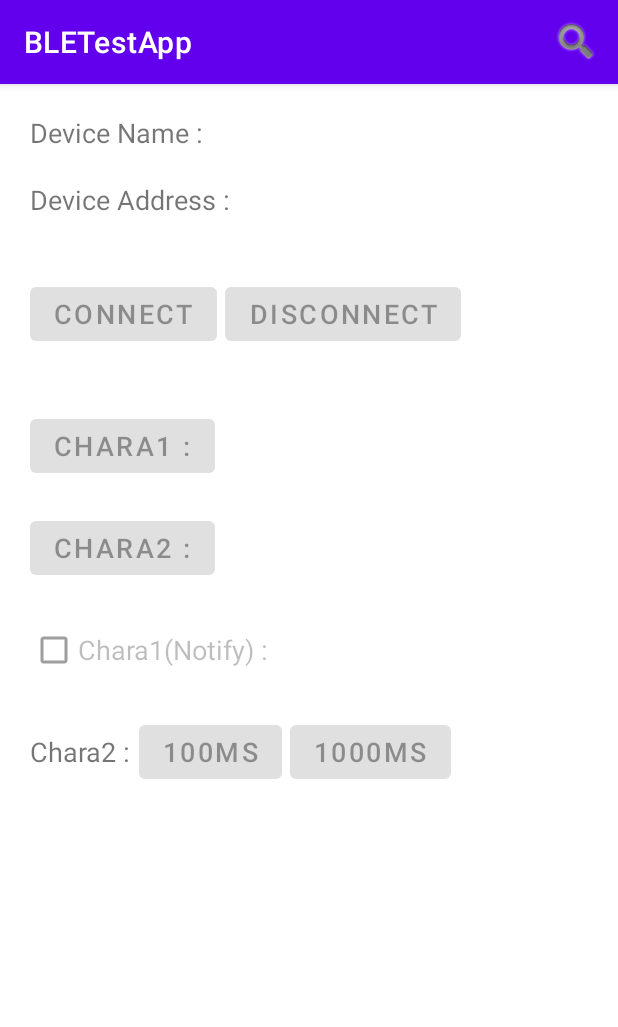
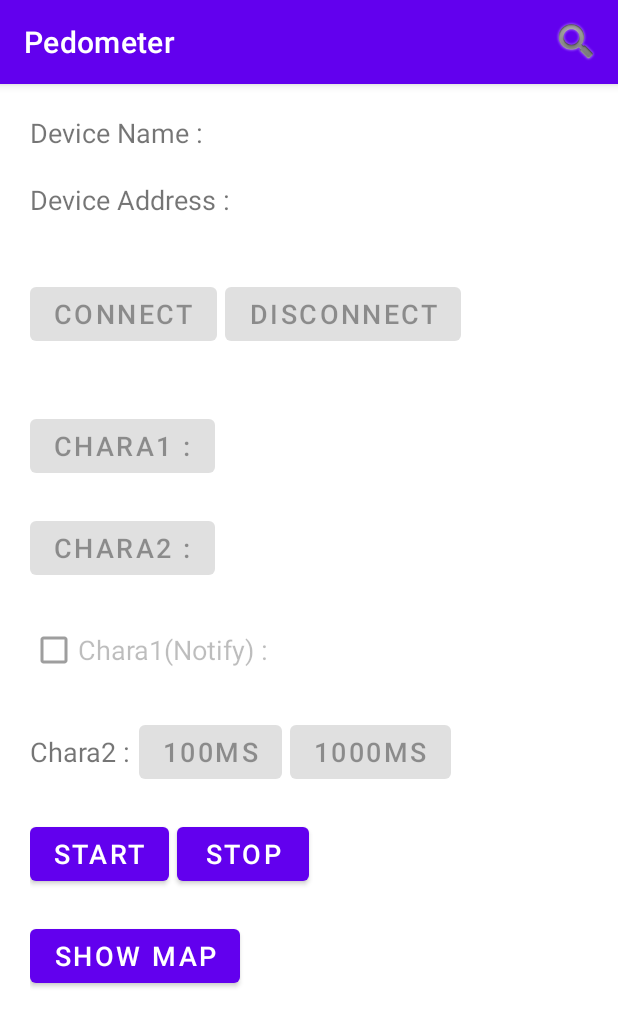
Before and after one commit to KChikai/Pedometer, an Android app: the MainActivity screen opened directly, with no data from a screen before it, on a phone screen of 412 x 824 dp. Shown: the top 1027 px of the screen. Run offline under Robolectric (Android 15) with nearby library versions, the phone set to English and light mode, and no system bars; 2 statements that could not run were skipped.

Commit message:
add map feature

```diff
--- a/app/src/main/java/com/example/bletestapp/MainActivity.kt
+++ b/app/src/main/java/com/example/bletestapp/MainActivity.kt
@@ -34,6 +34,9 @@ class MainActivity : AppCompatActivity(), View.OnClickListener {
     private lateinit var mCheckBoxNotifyChara1: CheckBox // キャラクタリスティック１の変更通知ON/OFFチェックボックス
     private lateinit var mButtonWrite100ms: Button
     private lateinit var mButtonWrite1000ms: Button
+    private lateinit var mButtonShowMap: Button
+    private lateinit var mButtonStart: Button
+    private lateinit var mButtonStop: Button
 
     // BluetoothGattコールバック
     private val mGattCallback: BluetoothGattCallback = object : BluetoothGattCallback() {
@@ -163,6 +166,13 @@ class MainActivity : AppCompatActivity(), View.OnClickListener {
         mButtonWrite100ms.setOnClickListener(this)
         mButtonWrite1000ms = findViewById(R.id.button_write_1000ms)
         mButtonWrite1000ms.setOnClickListener(this)
+        mButtonShowMap = findViewById(R.id.button_transition_to_Map)
+        mButtonShowMap.setOnClickListener(this)
+        mButtonShowMap.isEnabled = true
+        mButtonStart = findViewById(R.id.button_start)
+        mButtonStart.setOnClickListener(this)
+        mButtonStop = findViewById(R.id.button_stop)
+        mButtonStop.setOnClickListener(this)
 
         // check if ble is supported
         packageManager.takeIf { it.missingSystemFeature(PackageManager.FEATURE_BLUETOOTH_LE) }?.let {
@@ -196,6 +206,8 @@ class MainActivity : AppCompatActivity(), View.OnClickListener {
         mCheckBoxNotifyChara1.isChecked = false
         mButtonWrite100ms.isEnabled = false
         mButtonWrite1000ms.isEnabled = false
+
+        mButtonShowMap.isEnabled = true
 
         // デバイスアドレスが空でなければ、接続ボタンを有効にする。
         if (mDeviceAddress != "") {
@@ -262,6 +274,11 @@ class MainActivity : AppCompatActivity(), View.OnClickListener {
             mButtonWrite1000ms.isEnabled = false
             writeCharacteristic(UUID_SERVICE_PRIVATE, UUID_CHARACTERISTIC_PRIVATE2, "1000")
             return
+        }
+        if (mButtonShowMap.id == v.id) {
+            mButtonShowMap.isEnabled = false
+            val intent = Intent(this, MapsActivity::class.java)
+            startActivity(intent)
         }
     }
 
--- a/app/src/main/res/layout/activity_main.xml
+++ b/app/src/main/res/layout/activity_main.xml
@@ -194,4 +194,43 @@
             android:text="@string/sec_1000ms"
             android:textSize="18sp"/>
     </LinearLayout>
+
+    <LinearLayout
+        android:layout_width="match_parent"
+        android:layout_height="wrap_content"
+        android:layout_margin="10dp"
+        android:orientation="horizontal">
+
+        <Button
+            android:id="@+id/button_start"
+            android:layout_width="wrap_content"
+            android:layout_height="wrap_content"
+            android:text="@string/start"
+            android:textSize="18sp"/>
+
+        <Space
+            android:layout_width="5dp"
+            android:layout_height="wrap_content"/>
+
+        <Button
+            android:id="@+id/button_stop"
+            android:layout_width="wrap_content"
+            android:layout_height="wrap_content"
+            android:text="@string/stop"
+            android:textSize="18sp"/>
+    </LinearLayout>
+
+    <LinearLayout
+        android:layout_width="match_parent"
+        android:layout_height="wrap_content"
+        android:layout_margin="10dp"
+        android:orientation="horizontal">
+
+        <Button
+            android:id="@+id/button_transition_to_Map"
+            android:layout_width="wrap_content"
+            android:layout_height="wrap_content"
+            android:text="@string/map"
+            android:textSize="18sp"/>
+    </LinearLayout>
 </LinearLayout>
--- a/app/src/main/res/values/strings.xml
+++ b/app/src/main/res/values/strings.xml
@@ -1,5 +1,5 @@
 <resources>
-    <string name="app_name">BLETestApp</string>
+    <string name="app_name">Pedometer</string>
 
     <!-- MainActivity トースト用 -->
     <string name="ble_is_not_supported">BLE is not supported</string>
@@ -19,6 +19,8 @@
     <string name="chara1_notify">Chara1(Notify) : </string>
     <string name="sec_100ms">100ms</string>
     <string name="sec_1000ms">1000ms</string>
+    <string name="map">Show Map</string>
+    <string name="start">Start</string>
 
     <!-- DeviceListActivity トースト用 -->
     <string name="unknown_device">Unknown device</string>
@@ -26,4 +28,8 @@
     <!-- DeviceListActivity メニュー用 -->
     <string name="scan">Scan</string>
     <string name="stop">Stop</string>
+    <string name="title_activity_maps">MapsActivity</string>
+
+    <!-- MapsActivity -->
+    <string name="map_id">1b9950382be7477c</string>
 </resources>
```
Also changed, not shown: app/build.gradle (+16 -1 lines), app/src/main/AndroidManifest.xml (+31 -5 lines), app/src/main/java/com/example/bletestapp/MapsActivity.kt (added, +234 -0 lines), app/src/main/java/data/ApiResponse.kt (added, +25 -0 lines), app/src/main/res/layout/activity_maps.xml (added, +10 -0 lines), build.gradle (+9 -1 lines), 2 other files.
